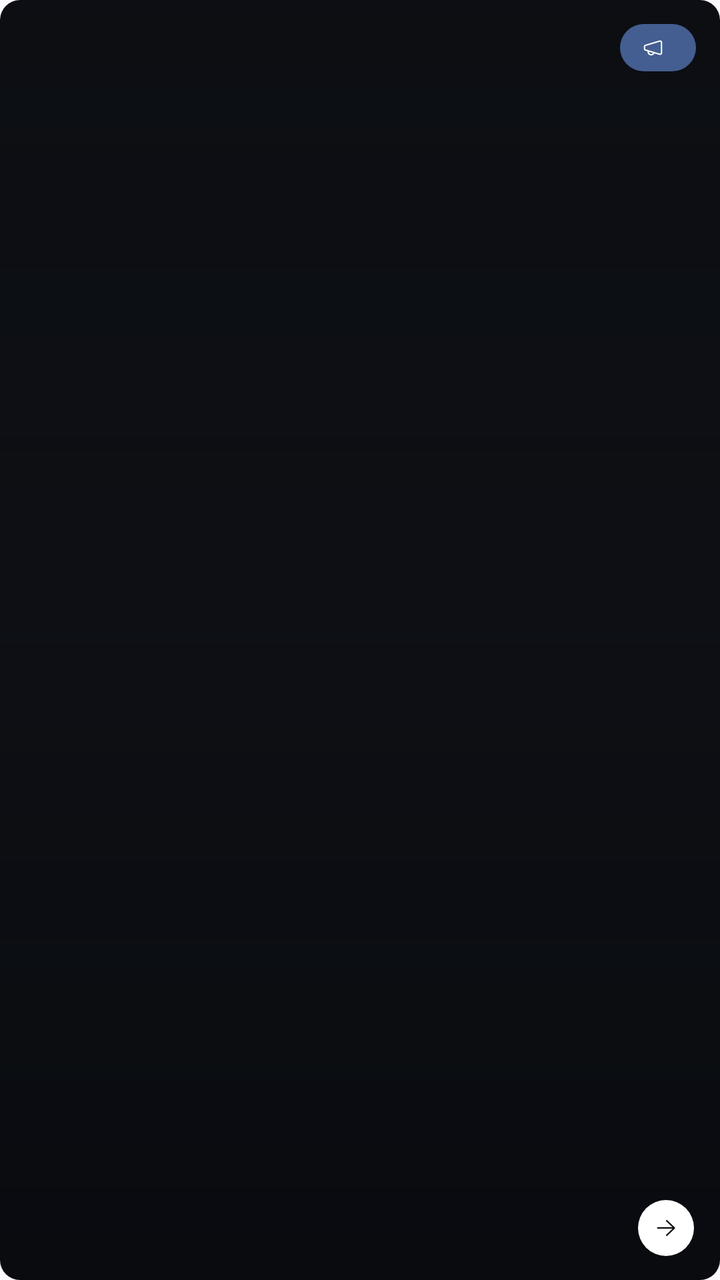
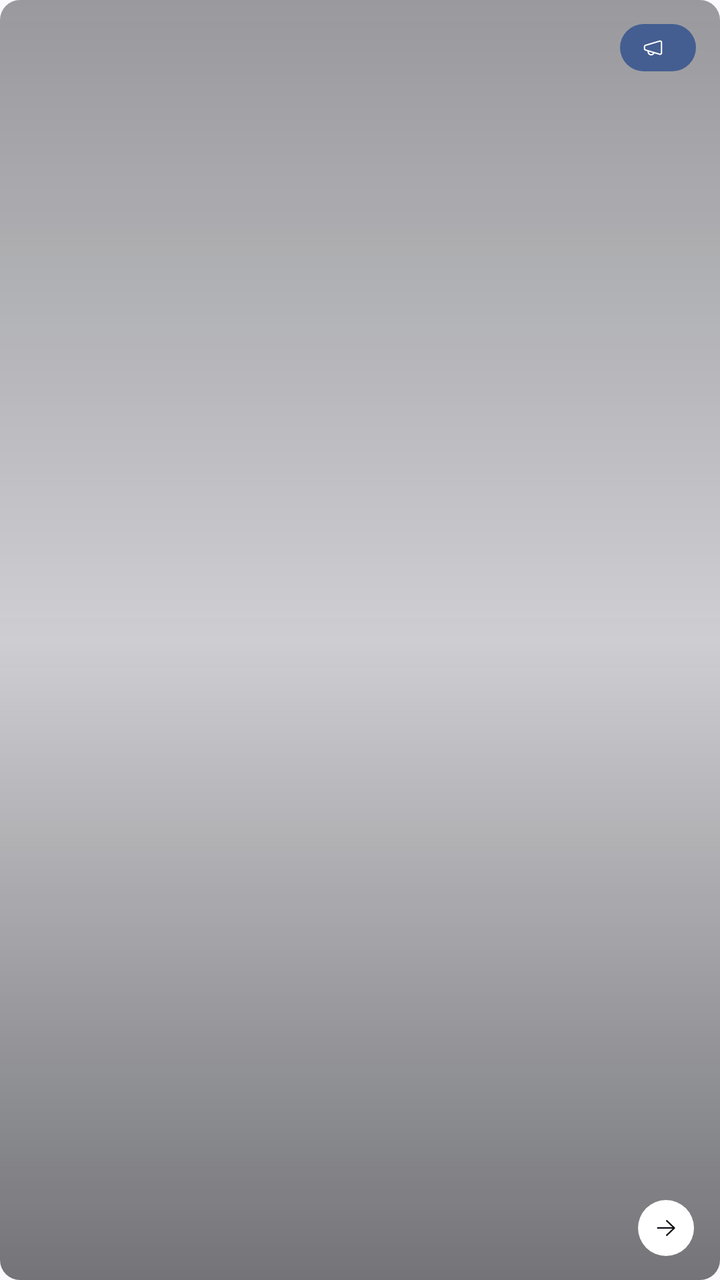

Compare the two renders of this Android layout. The source of the first and the diff that turns it into the second are given below.
<!-- AndroidManifest.xml: application theme Theme.Voidstrap -->
<!-- res/layout/item_news_card.xml -->
<?xml version="1.0" encoding="utf-8"?>
<com.google.android.material.card.MaterialCardView xmlns:android="http://schemas.android.com/apk/res/android"
    xmlns:app="http://schemas.android.com/apk/res-auto"
    android:layout_width="match_parent"
    android:layout_height="212dp"
    android:clickable="true"
    android:focusable="true"
    app:cardBackgroundColor="#FF0E1015"
    app:cardCornerRadius="10dp"
    app:strokeColor="#26FFFFFF"
    app:strokeWidth="0dp">

    <ImageView
        android:id="@+id/news_image"
        android:layout_width="match_parent"
        android:layout_height="match_parent"
        android:importantForAccessibility="no"
        android:scaleType="centerCrop" />

    <View
        android:layout_width="match_parent"
        android:layout_height="match_parent"
        android:background="@drawable/vs_news_scrim" />

    <LinearLayout
        android:id="@+id/news_tag_pill"
        android:layout_width="wrap_content"
        android:layout_height="wrap_content"
        android:layout_gravity="top|end"
        android:layout_marginTop="12dp"
        android:layout_marginEnd="12dp"
        android:background="@drawable/vs_accent_pill"
        android:gravity="center_vertical"
        android:orientation="horizontal"
        android:paddingStart="11dp"
        android:paddingTop="4dp"
        android:paddingEnd="11dp"
        android:paddingBottom="4dp">

        <ImageView
            android:layout_width="11dp"
            android:layout_height="11dp"
            android:layout_marginEnd="5dp"
            android:importantForAccessibility="no"
            android:src="@drawable/ic_megaphone"
            app:tint="#FFFFFFFF" />

        <TextView
            android:id="@+id/news_tag"
            android:layout_width="wrap_content"
            android:layout_height="wrap_content"
            android:fontFamily="sans-serif-medium"
            android:maxLines="1"
            android:textColor="#FFFFFFFF"
            android:textSize="11.5sp" />
    </LinearLayout>

    <TextView
        android:id="@+id/news_title"
        android:layout_width="match_parent"
        android:layout_height="wrap_content"
        android:layout_gravity="top|start"
        android:layout_marginStart="16dp"
        android:layout_marginTop="13dp"
        android:layout_marginEnd="108dp"
        android:ellipsize="end"
        android:lineSpacingExtra="2dp"
        android:maxLines="3"
        android:shadowColor="#80000000"
        android:shadowRadius="4"
        android:textColor="#FFFFFFFF"
        android:textSize="17sp"
        android:textStyle="bold" />

    <TextView
        android:id="@+id/news_date"
        android:layout_width="wrap_content"
        android:layout_height="wrap_content"
        android:layout_gravity="bottom|start"
        android:layout_marginStart="16dp"
        android:layout_marginBottom="14dp"
        android:alpha="0.92"
        android:fontFamily="sans-serif-medium"
        android:textColor="#FFFFFFFF"
        android:textSize="11.5sp" />

    <FrameLayout
        android:layout_width="28dp"
        android:layout_height="28dp"
        android:layout_gravity="bottom|end"
        android:layout_marginEnd="13dp"
        android:layout_marginBottom="12dp"
        android:background="@drawable/vs_white_circle">

        <ImageView
            android:layout_width="12dp"
            android:layout_height="12dp"
            android:layout_gravity="center"
            android:importantForAccessibility="no"
            android:src="@drawable/ic_arrow_right"
            app:tint="#FF0B0D11" />
    </FrameLayout>
</com.google.android.material.card.MaterialCardView>
<!-- resources referenced by this layout -->
<resources>
  <!-- drawable vs_accent_pill (drawable) -->
  <?xml version="1.0" encoding="utf-8"?>
  <shape xmlns:android="http://schemas.android.com/apk/res/android">
      <solid android:color="?attr/colorPrimary" />
      <corners android:radius="13dp" />
  </shape>
  <!-- drawable vs_white_circle (drawable) -->
  <?xml version="1.0" encoding="utf-8"?>
  <shape xmlns:android="http://schemas.android.com/apk/res/android" android:shape="oval">
      <solid android:color="#FFFFFFFF" />
  </shape>
  <style name="Theme.Voidstrap" parent="Base.Theme.Voidstrap" />
  <color name="vs_window">@color/vs_p_window</color>
  <color name="vs_sidebar">@color/vs_p_sidebar</color>
  <color name="vs_card">@color/vs_p_card</color>
  <color name="vs_menu">@color/vs_p_menu</color>
  <color name="vs_input">@color/vs_p_input</color>
  <color name="vs_text_primary">@color/vs_p_text_primary</color>
  <color name="vs_text_secondary">@color/vs_p_text_secondary</color>
  <color name="vs_text_tertiary">@color/vs_p_text_tertiary</color>
  <color name="vs_accent">@color/vs_p_primary</color>
  <color name="vs_on_accent">@color/vs_p_on_primary</color>
  <color name="vs_accent_text">@color/vs_p_primary</color>
  <color name="vs_critical">#FFBA1A1A</color>
  <color name="vs_control_stroke">#FF79757F</color>
  <color name="vs_divider">#FFCAC4CF</color>
  <color name="vs_subtle_pressed">#1F1C1B20</color>
  <style name="Shape.Voidstrap.Control" parent="">
          <item name="cornerFamily">rounded</item>
          <item name="cornerSize">@dimen/vs_radius_control</item>
      </style>
  <style name="Shape.Voidstrap.Card" parent="">
          <item name="cornerFamily">rounded</item>
          <item name="cornerSize">@dimen/vs_radius_card</item>
      </style>
  <style name="Shape.Voidstrap.Overlay" parent="">
          <item name="cornerFamily">rounded</item>
          <item name="cornerSize">@dimen/vs_radius_overlay</item>
      </style>
  <style name="Widget.Voidstrap.Snackbar" parent="Widget.Material3.Snackbar">
          <item name="backgroundTint">?attr/vsMenu</item>
          <item name="shapeAppearance">@style/Shape.Voidstrap.Card</item>
      </style>
  <style name="Widget.Voidstrap.SnackbarText" parent="Widget.Material3.Snackbar.TextView">
          <item name="android:textColor">?attr/vsTextPrimary</item>
      </style>
  <style name="Widget.Voidstrap.PopupMenu" parent="Widget.Material3.PopupMenu">
          <item name="android:popupBackground">@drawable/vs_menu_background</item>
      </style>
  <color name="vs_p_window">#FFFDF7FF</color>
  <color name="vs_p_sidebar">#FFF1ECF4</color>
  <color name="vs_p_card">#FFF7F2FA</color>
  <color name="vs_p_menu">#FFECE6EE</color>
  <color name="vs_p_input">#FFE6E1E9</color>
  <color name="vs_p_text_primary">#FF1C1B20</color>
  <color name="vs_p_text_secondary">#FF48454E</color>
  <color name="vs_p_text_tertiary">#FF79757F</color>
  <color name="vs_p_primary">#FF625690</color>
  <color name="vs_p_on_primary">#FFFFFFFF</color>
  <dimen name="vs_radius_control">12dp</dimen>
  <dimen name="vs_radius_card">20dp</dimen>
  <dimen name="vs_radius_overlay">28dp</dimen>
  <style name="Shape.Voidstrap.Pill" parent="">
          <item name="cornerFamily">rounded</item>
          <item name="cornerSize">50%</item>
      </style>
  <dimen name="vs_touch">48dp</dimen>
  <style name="Widget.Voidstrap.BottomSheet" parent="Widget.Material3.BottomSheet">
          <item name="backgroundTint">?attr/vsMenu</item>
          <item name="shapeAppearance">@style/Shape.Voidstrap.SheetTop</item>
      </style>
  <!-- drawable vs_menu_background (drawable) -->
  <?xml version="1.0" encoding="utf-8"?>
  <shape xmlns:android="http://schemas.android.com/apk/res/android">
      <solid android:color="?attr/vsMenu" />
      <corners android:radius="@dimen/vs_radius_control" />
  </shape>
  <!-- unchanged entries left out for length: 14 -->
</resources>

<!-- the commit's change to res/layout/item_news_card.xml (unified diff, before → after) -->
@@ -5,7 +5,7 @@
     android:layout_height="212dp"
     android:clickable="true"
     android:focusable="true"
-    app:cardBackgroundColor="#FF0E1015"
+    app:cardBackgroundColor="@android:color/transparent"
     app:cardCornerRadius="10dp"
     app:strokeColor="#26FFFFFF"
     app:strokeWidth="0dp">
